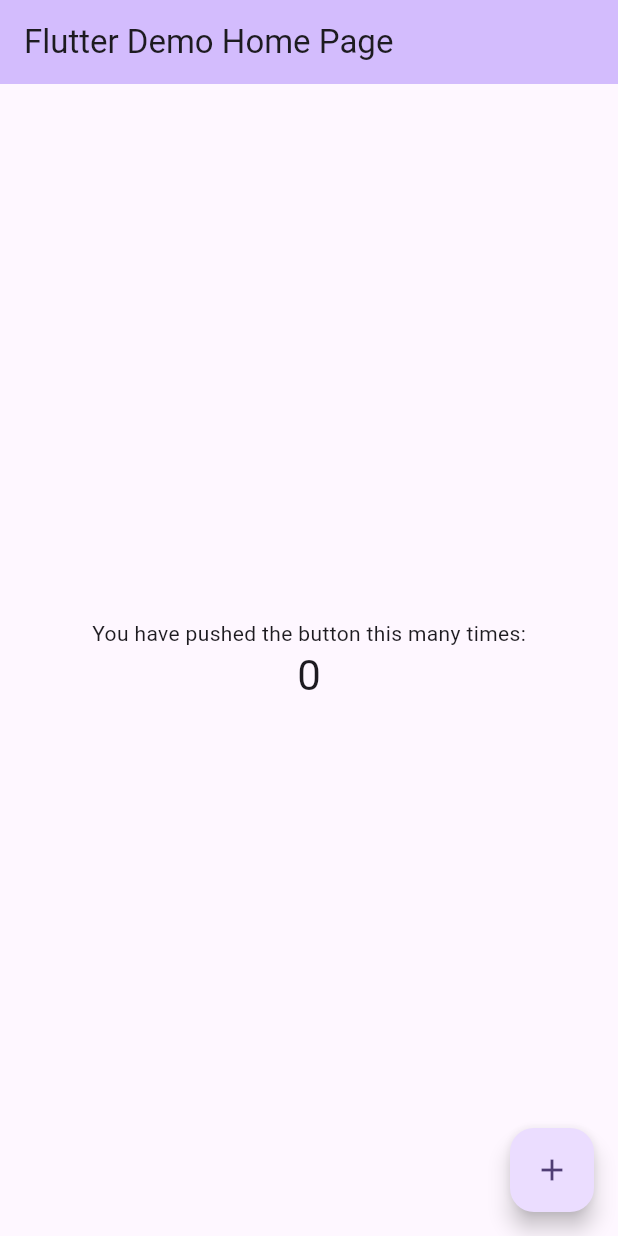
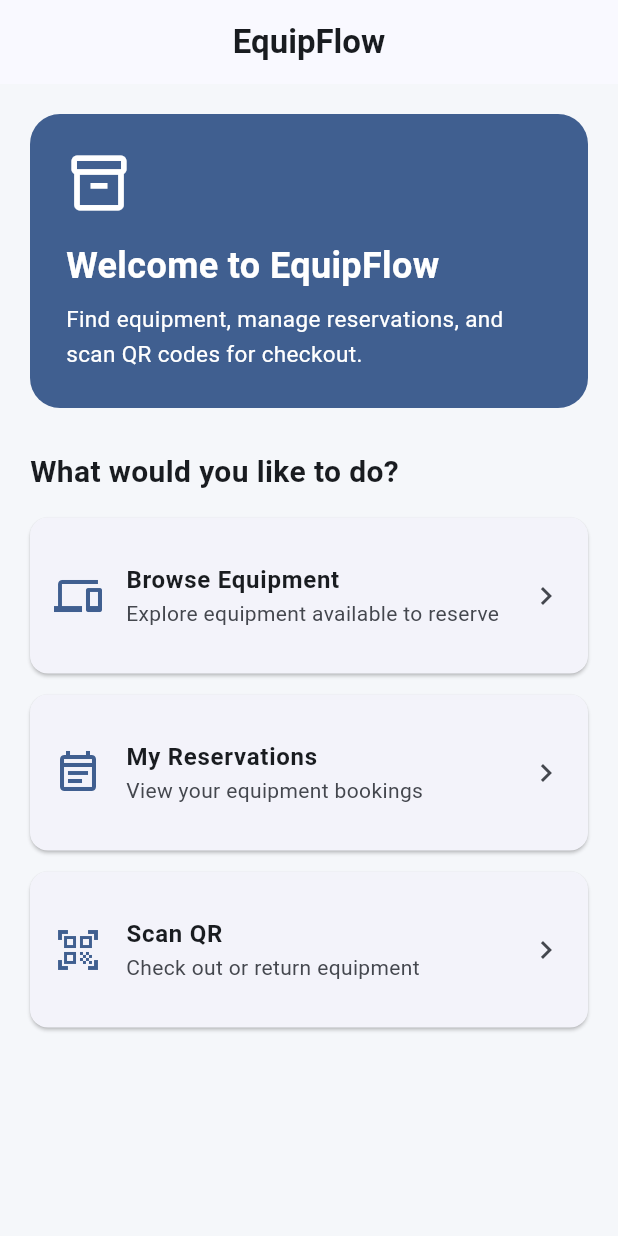
Before and after one commit to janakabandara818-ai/EquipFlow, a Flutter app: the screen it shows after launch, on a phone screen of 412 x 824 dp. Run offline on Flutter 3.47's test engine with Material 3 defaults, Android fonts, the phone set to English and light mode, and no system bars.

Commit message:
Add EquipFlow home screen with navigation to placeholder screens

```diff
--- a/lib/main.dart
+++ b/lib/main.dart
@@ -7,116 +7,185 @@ void main() {
 class MyApp extends StatelessWidget {
   const MyApp({super.key});
 
-  // This widget is the root of your application.
   @override
   Widget build(BuildContext context) {
     return MaterialApp(
-      title: 'Flutter Demo',
+      title: 'EquipFlow',
+      debugShowCheckedModeBanner: false,
       theme: ThemeData(
-        // This is the theme of your application.
-        //
-        // TRY THIS: Try running your application with "flutter run". You'll see
-        // the application has a purple toolbar. Then, without quitting the app,
-        // try changing the seedColor in the colorScheme below to Colors.green
-        // and then invoke "hot reload" (save your changes or press the "hot
-        // reload" button in a Flutter-supported IDE, or press "r" if you used
-        // the command line to start the app).
-        //
-        // Notice that the counter didn't reset back to zero; the application
-        // state is not lost during the reload. To reset the state, use hot
-        // restart instead.
-        //
-        // This works for code too, not just values: Most code changes can be
-        // tested with just a hot reload.
-        colorScheme: .fromSeed(seedColor: Colors.deepPurple),
+        useMaterial3: true,
+        colorScheme: ColorScheme.fromSeed(seedColor: const Color(0xFF1565C0)),
+        scaffoldBackgroundColor: const Color(0xFFF5F7FA),
       ),
-      home: const MyHomePage(title: 'Flutter Demo Home Page'),
+      home: const HomeScreen(),
     );
   }
 }
 
-class MyHomePage extends StatefulWidget {
-  const MyHomePage({super.key, required this.title});
+class HomeScreen extends StatelessWidget {
+  const HomeScreen({super.key});
 
-  // This widget is the home page of your application. It is stateful, meaning
-  // that it has a State object (defined below) that contains fields that affect
-  // how it looks.
-
-  // This class is the configuration for the state. It holds the values (in this
-  // case the title) provided by the parent (in this case the App widget) and
-  // used by the build method of the State. Fields in a Widget subclass are
-  // always marked "final".
-
-  final String title;
-
-  @override
-  State<MyHomePage> createState() => _MyHomePageState();
-}
-
-class _MyHomePageState extends State<MyHomePage> {
-  int _counter = 0;
-
-  void _incrementCounter() {
-    setState(() {
-      // This call to setState tells the Flutter framework that something has
-      // changed in this State, which causes it to rerun the build method below
-      // so that the display can reflect the updated values. If we changed
-      // _counter without calling setState(), then the build method would not be
-      // called again, and so nothing would appear to happen.
-      _counter++;
-    });
+  void _openScreen(BuildContext context, Widget screen) {
+    Navigator.of(context).push(MaterialPageRoute<void>(builder: (_) => screen));
   }
 
   @override
   Widget build(BuildContext context) {
-    // This method is rerun every time setState is called, for instance as done
-    // by the _incrementCounter method above.
-    //
-    // The Flutter framework has been optimized to make rerunning build methods
-    // fast, so that you can just rebuild anything that needs updating rather
-    // than having to individually change instances of widgets.
     return Scaffold(
       appBar: AppBar(
-        // TRY THIS: Try changing the color here to a specific color (to
-        // Colors.amber, perhaps?) and trigger a hot reload to see the AppBar
-        // change color while the other colors stay the same.
-        backgroundColor: Theme.of(context).colorScheme.inversePrimary,
-        // Here we take the value from the MyHomePage object that was created by
-        // the App.build method, and use it to set our appbar title.
-        title: Text(widget.title),
+        title: const Text(
+          'EquipFlow',
+          style: TextStyle(fontWeight: FontWeight.bold),
+        ),
+        centerTitle: true,
       ),
-      body: Center(
-        // Center is a layout widget. It takes a single child and positions it
-        // in the middle of the parent.
-        child: Column(
-          // Column is also a layout widget. It takes a list of children and
-          // arranges them vertically. By default, it sizes itself to fit its
-          // children horizontally, and tries to be as tall as its parent.
-          //
-          // Column has various properties to control how it sizes itself and
-          // how it positions its children. Here we use mainAxisAlignment to
-          // center the children vertically; the main axis here is the vertical
-          // axis because Columns are vertical (the cross axis would be
-          // horizontal).
-          //
-          // TRY THIS: Invoke "debug painting" (choose the "Toggle Debug Paint"
-          // action in the IDE, or press "p" in the console), to see the
-          // wireframe for each widget.
-          mainAxisAlignment: .center,
-          children: [
-            const Text('You have pushed the button this many times:'),
-            Text(
-              '$_counter',
-              style: Theme.of(context).textTheme.headlineMedium,
+      body: ListView(
+        padding: const EdgeInsets.all(20),
+        children: [
+          Container(
+            padding: const EdgeInsets.all(24),
+            decoration: BoxDecoration(
+              color: Theme.of(context).colorScheme.primary,
+              borderRadius: BorderRadius.circular(20),
             ),
-          ],
-        ),
-      ),
-      floatingActionButton: FloatingActionButton(
-        onPressed: _incrementCounter,
-        tooltip: 'Increment',
-        child: const Icon(Icons.add),
+            child: const Column(
+              crossAxisAlignment: CrossAxisAlignment.start,
+              children: [
+                Icon(Icons.inventory_2_outlined, size: 44, color: Colors.white),
+                SizedBox(height: 16),
+                Text(
+                  'Welcome to EquipFlow',
+                  style: TextStyle(
+                    fontSize: 24,
+                    fontWeight: FontWeight.bold,
+                    color: Colors.white,
+                  ),
+                ),
+                SizedBox(height: 8),
+                Text(
+                  'Find equipment, manage reservations, '
+                  'and scan QR codes for checkout.',
+                  style: TextStyle(
+                    fontSize: 15,
+                    height: 1.5,
+                    color: Colors.white,
+                  ),
+                ),
+              ],
+            ),
+          ),
+          const SizedBox(height: 28),
+          const Text(
+            'What would you like to do?',
+            style: TextStyle(fontSize: 20, fontWeight: FontWeight.bold),
+          ),
+          const SizedBox(height: 16),
+          ActionCard(
+            icon: Icons.devices_outlined,
+            title: 'Browse Equipment',
+            subtitle: 'Explore equipment available to reserve',
+            onTap: () => _openScreen(context, const EquipmentScreen()),
+          ),
+          ActionCard(
+            icon: Icons.event_note_outlined,
+            title: 'My Reservations',
+            subtitle: 'View your equipment bookings',
+            onTap: () => _openScreen(context, const ReservationsScreen()),
+          ),
+          ActionCard(
+            icon: Icons.qr_code_scanner,
+            title: 'Scan QR',
+            subtitle: 'Check out or return equipment',
+            onTap: () => _openScreen(context, const ScanScreen()),
+          ),
+        ],
       ),
     );
   }
 }
+
+class ActionCard extends StatelessWidget {
+  const ActionCard({
+    super.key,
+    required this.icon,
+    required this.title,
+    required this.subtitle,
+    required this.onTap,
+  });
+
+  final IconData icon;
+  final String title;
+  final String subtitle;
+  final VoidCallback onTap;
+
+  @override
+  Widget build(BuildContext context) {
+    return Card(
+      margin: const EdgeInsets.only(bottom: 14),
+      clipBehavior: Clip.antiAlias,
+      child: ListTile(
+        contentPadding: const EdgeInsets.all(16),
+        leading: Icon(
+          icon,
+          size: 32,
+          color: Theme.of(context).colorScheme.primary,
+        ),
+        title: Text(title, style: const TextStyle(fontWeight: FontWeight.bold)),
+        subtitle: Text(subtitle),
+        trailing: const Icon(Icons.chevron_right),
+        onTap: onTap,
+      ),
+    );
+  }
+}
+
+class EquipmentScreen extends StatelessWidget {
+  const EquipmentScreen({super.key});
+
+  @override
+  Widget build(BuildContext context) {
+    return Scaffold(
+      appBar: AppBar(title: const Text('Equipment')),
+      body: const Center(child: Text('Equipment catalogue coming next.')),
+    );
+  }
+}
+
+class ReservationsScreen extends StatelessWidget {
+  const ReservationsScreen({super.key});
+
+  @override
+  Widget build(BuildContext context) {
+    return Scaffold(
+      appBar: AppBar(title: const Text('My Reservations')),
+      body: const Center(child: Text('Your reservations will appear here.')),
+    );
+  }
+}
+
+class ScanScreen extends StatelessWidget {
+  const ScanScreen({super.key});
+
+  @override
+  Widget build(BuildContext context) {
+    return Scaffold(
+      appBar: AppBar(title: const Text('Scan QR')),
+      body: const Center(
+        child: Padding(
+          padding: EdgeInsets.all(24),
+          child: Column(
+            mainAxisSize: MainAxisSize.min,
+            children: [
+              Icon(Icons.qr_code_scanner, size: 80),
+              SizedBox(height: 20),
+              Text(
+                'QR camera scanning will be added next.',
+                textAlign: TextAlign.center,
+              ),
+            ],
+          ),
+        ),
+      ),
+    );
+  }
+}
```
